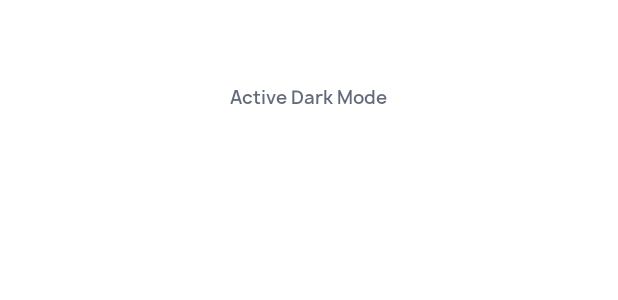
After one commit to firefinchdev/dark-mode-app, an Android app: the layout supported_apps_item.xml on its own in the app's theme, with its tools: preview values and no code run, on a phone screen of 412 x 824 dp. The commit adds this screen. Shown: the top 300 px of the screen. Run offline under Robolectric (Android 15) with nearby library versions, the phone set to English and light mode, and no system bars.

Commit message:
Added supported apps

```diff
--- a/app/src/main/java/com/softinit/darkmode/MainActivity.kt
+++ b/app/src/main/java/com/softinit/darkmode/MainActivity.kt
@@ -11,6 +11,7 @@ import android.view.View
 import android.widget.Toast
 import androidx.appcompat.app.ActionBarDrawerToggle
 import androidx.appcompat.app.AppCompatDelegate.*
+import androidx.recyclerview.widget.GridLayoutManager
 import kotlinx.android.synthetic.main.activity_main.*
 import kotlinx.android.synthetic.main.header_view.*
 import kotlinx.android.synthetic.main.main_view.*
@@ -74,6 +75,8 @@ class MainActivity : AppCompatActivity() {
         ivIconMenu.setOnClickListener {
             drawer_layout.openDrawer(Gravity.LEFT)
         }
+        rvSupportedAppsList.layoutManager = GridLayoutManager(this,4)
+        rvSupportedAppsList.adapter = SupportedAppsAdapter(this, getAppsList(this))
         setInitialMode()
     }
 
--- /dev/null
+++ b/app/src/main/res/layout/supported_apps_item.xml
@@ -0,0 +1,34 @@
+<?xml version="1.0" encoding="utf-8"?>
+<RelativeLayout xmlns:android="http://schemas.android.com/apk/res/android"
+    xmlns:aapt="http://schemas.android.com/aapt"
+    xmlns:app="http://schemas.android.com/apk/res-auto"
+    android:id="@+id/supportedAppItem"
+    android:layout_width="match_parent"
+    android:layout_marginTop="12dp"
+    android:layout_marginBottom="12dp"
+    android:layout_height="wrap_content">
+
+    <ImageView
+        android:id="@+id/ivAppIcon"
+        android:layout_width="36dp"
+        android:layout_height="36dp"
+        android:layout_centerHorizontal="true"
+        android:scaleType="centerCrop" />
+
+    <TextView
+        android:id="@+id/tvAppName"
+        android:layout_width="wrap_content"
+        android:layout_height="wrap_content"
+        android:layout_below="@+id/ivAppIcon"
+        android:layout_centerHorizontal="true"
+        android:layout_marginLeft="4dp"
+        android:layout_marginTop="8dp"
+        android:layout_marginRight="4dp"
+        android:ellipsize="end"
+        android:fontFamily="@font/manropesemibold"
+        android:lines="1"
+        android:text="@string/guide_title"
+        android:textColor="@color/supported_apps_item_name_color"
+        android:textSize="12sp"
+         />
+</RelativeLayout>
--- a/app/src/main/res/values-night/colors.xml
+++ b/app/src/main/res/values-night/colors.xml
@@ -16,4 +16,5 @@
     <color name="menuText">@color/colorAccent</color>
     <color name="headingTextColor">#ffffff</color>
     <color name="switchBgColor">#5e9ff8</color>
+    <color name="supported_apps_item_name_color">#ffffff</color>
 </resources>
--- a/app/src/main/res/values/colors.xml
+++ b/app/src/main/res/values/colors.xml
@@ -279,6 +279,7 @@
     <color name="grey_900">#212121</color>
 
 
+    <color name="supported_apps_item_name_color">#636b7b</color>
     <color name="itemTextColor">@color/grey_700</color>
     <color name="headingTextColor">#3e3a53</color>
     <color name="titleTextColor">#000000</color>
```
Also changed, not shown: app/src/main/java/com/softinit/darkmode/SupportedApps.kt (added, +60 -0 lines), app/src/main/java/com/softinit/darkmode/Utils.kt (+8 -0 lines), app/src/main/res/layout/main_view.xml (+4 -4 lines), app/src/main/res/values/strings.xml (+9 -0 lines), app/src/main/res/drawable-xxhdpi-v4/chrome.png (added), app/src/main/res/drawable-xxhdpi-v4/fitness.png (added), app/src/main/res/drawable-xxhdpi-v4/google_pay.png (added), app/src/main/res/drawable-xxhdpi-v4/google_play.png (added), app/src/main/res/drawable-xxhdpi-v4/insgram.png (added), app/src/main/res/drawable-xxhdpi-v4/microsoft_auncher.png (added), app/src/main/res/drawable-xxhdpi-v4/photos.png (added), app/src/main/res/drawable-xxhdpi-v4/pocketcasts.png (added).
